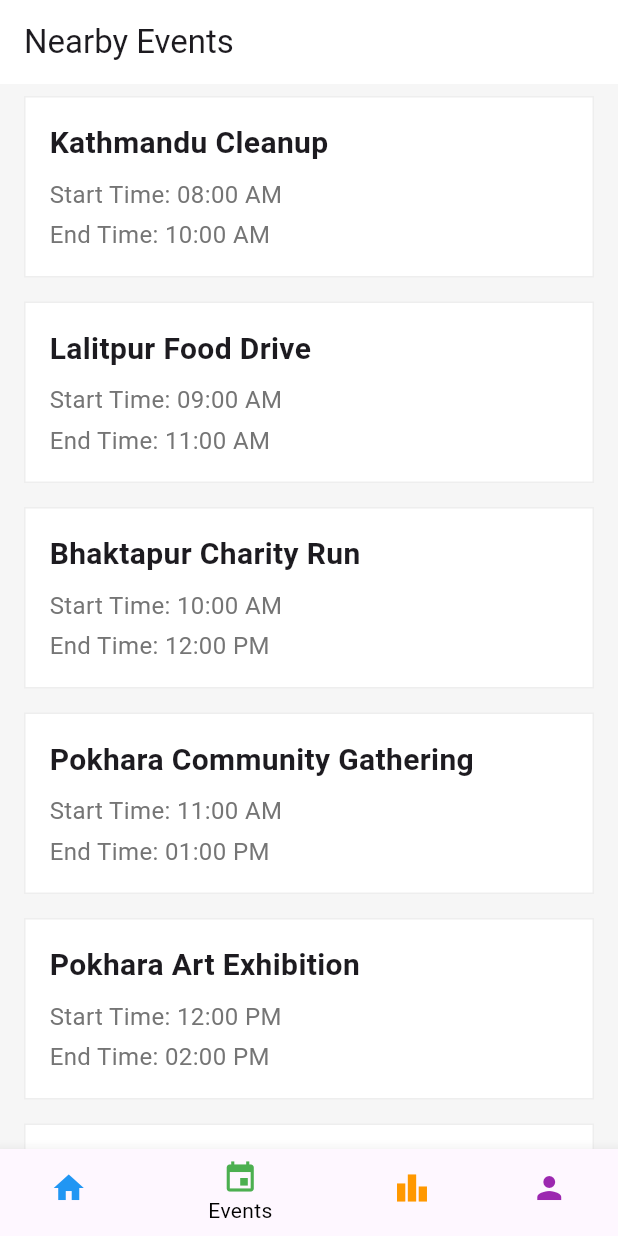
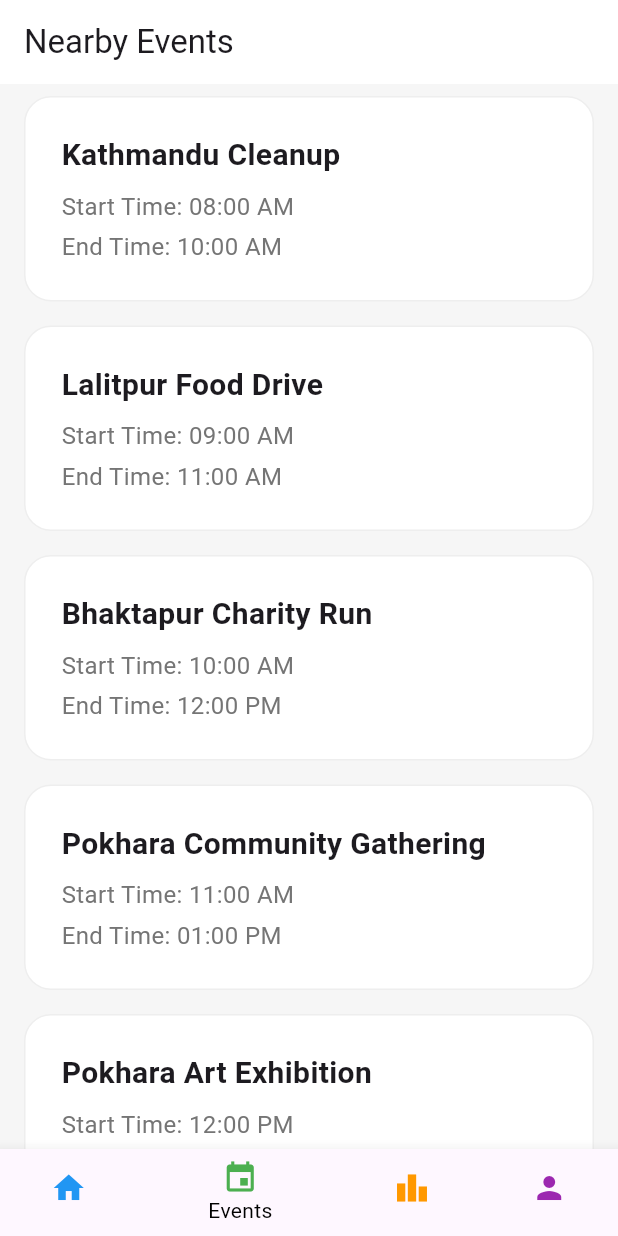
Before and after one commit to seamoonpandey/osm-hackfest-2081-app, a Flutter app: the screen it shows after launch, item 2 of the bottom bar chosen, on a phone screen of 412 x 824 dp. Run offline on Flutter 3.47's test engine with Material 3 defaults, Android fonts, the light colour scheme and no system bars; our stand-ins replace flutter_map, latlong2.

Commit message:
refactor event dialog styling and simplify map widget layout

```diff
--- a/lib/widgets/event_dialog.dart
+++ b/lib/widgets/event_dialog.dart
@@ -14,9 +14,10 @@ class EventDialog extends StatelessWidget {
     return IntrinsicHeight(
       child: Container(
         decoration: BoxDecoration(
+            borderRadius: BorderRadius.circular(18),
             color: Colors.white,
             border: Border.all(color: Colors.grey[200] ?? Colors.grey)),
-        padding: const EdgeInsets.all(16),
+        padding: const EdgeInsets.all(24),
         child: Column(
           crossAxisAlignment: CrossAxisAlignment.start,
           mainAxisSize: MainAxisSize.min,
```
Also changed, not shown: lib/widgets/map_widget.dart (+1 -15 lines).
